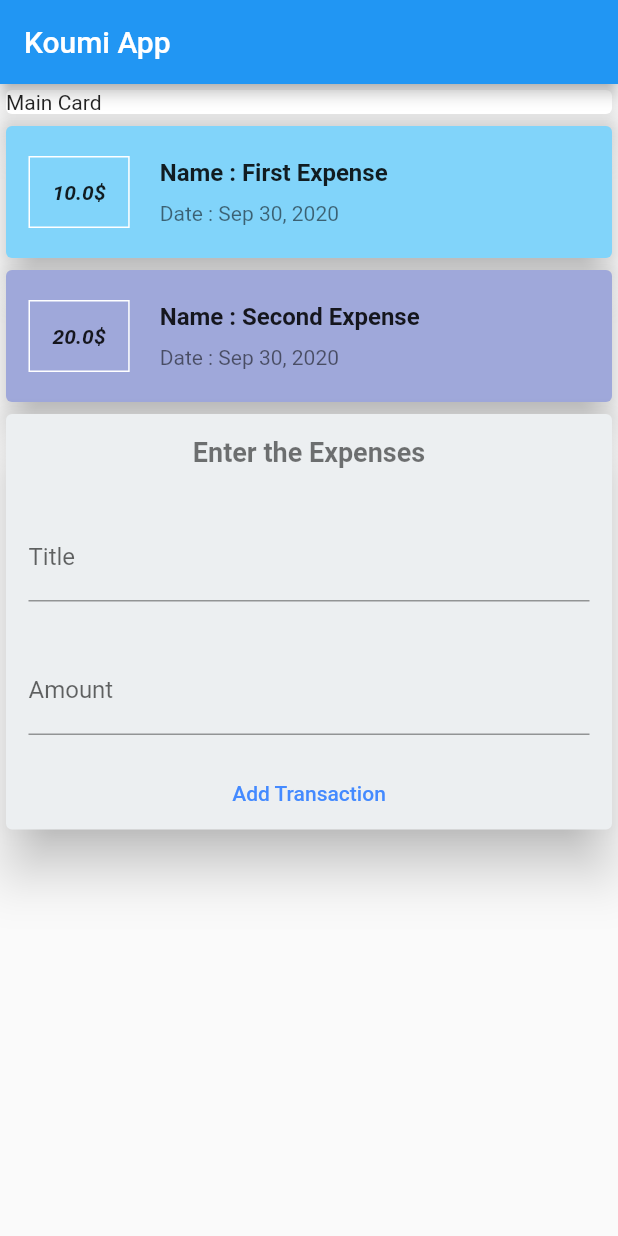
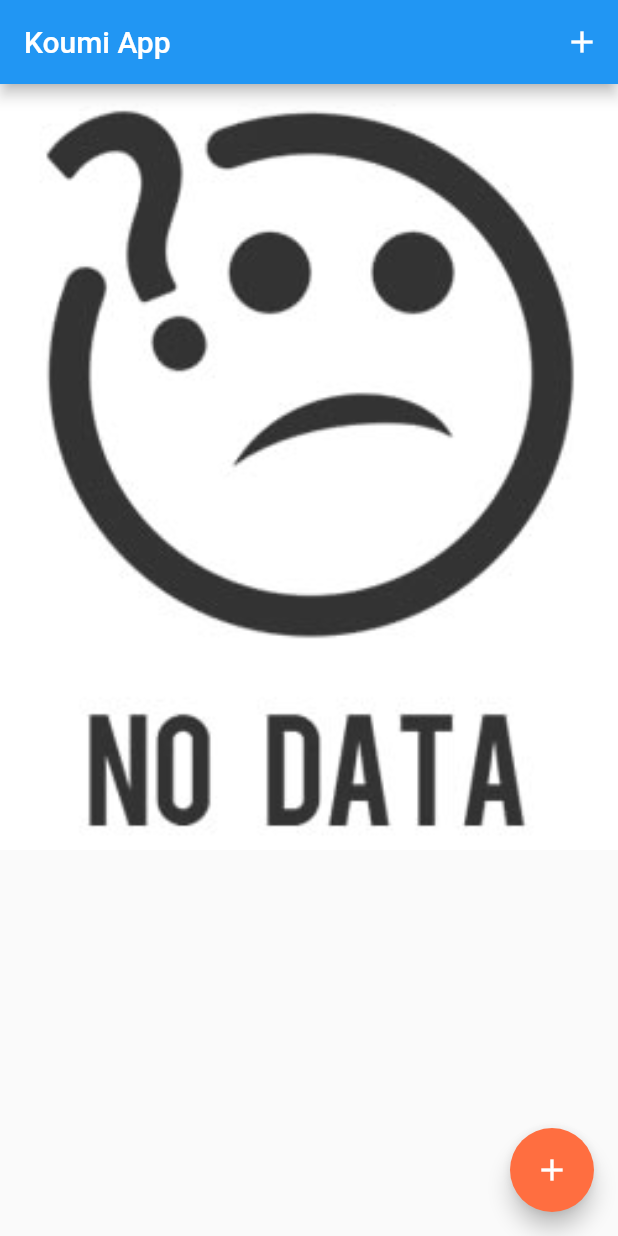
Before and after one commit to koumudi-panguluri/SimpleApp, a Flutter app: the screen it shows after launch, on a phone screen of 412 x 824 dp. Run offline on Flutter 3.47's test engine with Material 2 defaults, Android fonts, the phone set to English and light mode, and no system bars.

Commit message:
UI changes

```diff
--- a/simple_app/lib/main.dart
+++ b/simple_app/lib/main.dart
@@ -1,40 +1,105 @@
 import 'package:flutter/material.dart';
-import 'package:intl/intl.dart';
-import './transcation.dart';
+import 'package:simple_app/new_card_transaction.dart';
+import './models/transcation.dart';
+import './transaction_list.dart';
 
 void main() {
   runApp(MyApp());
 }
 
 class MyApp extends StatelessWidget {
-  final List<Transaction> transactions = [
-    Transaction(
-        title: 'First Expense',
-        id: 1,
-        price: 10,
+  @override
+  Widget build(BuildContext context) {
+    return MaterialApp(
+      title: "Koumi App",
+      home: MyHomeApp(),
+    );
+  }
+}
+
+class MyHomeApp extends StatefulWidget {
+  @override
+  _MyHomeAppState createState() => _MyHomeAppState();
+}
+
+class _MyHomeAppState extends State<MyHomeApp> {
+  // String titleInput;
+  // String amountInput;
+  static final List<int> colors = [
+    0xffED89B1,
+    0xffD96B6B,
+    0xffD96BBB,
+    0xff81D4FA,
+    0xff9FA8DA,
+  ];
+  int colorCount = 0;
+  final List<Transaction> _transactions = [
+    // Transaction(
+    //     title: 'First Expense',
+    //     id: 1,
+    //     price: 10,
+    //     currency: '\$',
+    //     date: DateTime.now(),
+    //     color: 0xff81D4FA),
+    // Transaction(
+    //     title: 'Second Expense',
+    //     id: 2,
+    //     price: 20,
+    //     currency: '\$',
+    //     date: DateTime.now(),
+    //     color: 0xff9FA8DA)
+  ];
+
+  void _addNewTransaction(String name, double amount) {
+    final newTx = Transaction(
+        title: name,
+        id: 3,
+        price: amount,
         currency: '\$',
         date: DateTime.now(),
-        color: 0xff81D4FA),
-    Transaction(
-        title: 'Second Expense',
-        id: 2,
-        price: 20,
-        currency: '\$',
-        date: DateTime.now(),
-        color: 0xff9FA8DA)
-  ];
-  // String titleInput;
-  // String amountInput;
-  final titleController = TextEditingController();
-  final amountController = TextEditingController();
+        color: colors[colorCount]);
+    setState(() {
+      _transactions.add(newTx);
+      colorCount++;
+      if (colorCount > 4) {
+        colorCount = 0;
+      }
+    });
+  }
+
+  void onAddCard(BuildContext ctx) {
+    showModalBottomSheet(
+        context: ctx,
+        builder: (builderCtx) {
+          return GestureDetector(
+            onTap: () {},
+            behavior: HitTestBehavior.opaque,
+            child: NewTransaction(_addNewTransaction),
+          );
+        });
+  }
 
   Widget build(BuildContext context) {
-    return MaterialApp(
-      home: Scaffold(
+    return Scaffold(
       appBar: AppBar(
         title: Text('Koumi App'),
+        actions: <Widget>[
+          IconButton(icon: Icon(Icons.add), onPressed: () => onAddCard(context))
+        ],
       ),
-        body: Column(
+      body: _transactions.isEmpty
+          ? Container(
+              child: Column(
+                  crossAxisAlignment: CrossAxisAlignment.stretch,
+                  children: [
+                    Image.asset(
+                      'assets/noData.jpg',
+                      fit: BoxFit.cover,
+                    )
+                  ]),
+            )
+          : SingleChildScrollView(
+              child: Column(
                   mainAxisAlignment: MainAxisAlignment.start,
                   crossAxisAlignment: CrossAxisAlignment.stretch,
                   children: [
@@ -44,91 +109,14 @@ class MyApp extends StatelessWidget {
                         elevation: 10,
                       ),
                     ),
-              Column(
-                  children: transactions.map((tx) {
-                return Card(
-                  child: Row(children: [
-                    Container(
-                      margin:
-                          EdgeInsets.symmetric(horizontal: 15, vertical: 20),
-                      decoration: BoxDecoration(
-                          border: Border.all(
-                              color: Colors.white, style: BorderStyle.solid)),
-                      child: Text(
-                        tx.price.toString() + tx.currency,
-                        style: TextStyle(
-                            fontStyle: FontStyle.italic,
-                            fontWeight: FontWeight.bold),
+                    //
+                    TransactionList(_transactions),
+                  ]),
             ),
-                      padding: EdgeInsets.all(15),
-                    ),
-                    Column(
-                      crossAxisAlignment: CrossAxisAlignment.start,
-                      children: [
-                        Container(
-                          padding: EdgeInsets.all(5),
-                          child: Text(
-                            'Name : ' + tx.title,
-                            style: TextStyle(
-                              fontSize: 16,
-                              fontWeight: FontWeight.bold,
-                            ),
-                          ),
-                        ),
-                        Container(
-                            padding: EdgeInsets.all(5),
-                            child: Text(
-                                'Date : ' + DateFormat.yMMMd().format(tx.date),
-                                style: TextStyle(color: Colors.black54))),
-                      ],
-                    )
-                  ]),
-                  elevation: 10,
-                  color: Color(tx.color),
-                );
-              }).toList()),
-              Card(
-                  color: Colors.blueGrey[50],
-                  elevation: 15,
-                  child: Column(
-                      crossAxisAlignment: CrossAxisAlignment.stretch,
-                      children: [
-                        Container(
-                            padding: EdgeInsets.all(15),
-                            child: Text(
-                              'Enter the Expenses',
-                              style: TextStyle(
-                                  fontSize: 18,
-                                  fontWeight: FontWeight.bold,
-                                  color: Colors.black54),
-                              textAlign: TextAlign.center,
-                            )),
-                        Container(
-                          padding: EdgeInsets.all(15),
-                          child: TextField(
-                            decoration: InputDecoration(labelText: 'Title'),
-                            controller: titleController,
-                          ),
-                        ),
-                        Container(
-                          padding: EdgeInsets.all(15),
-                          child: TextField(
-                            decoration: InputDecoration(labelText: 'Amount'),
-                            controller: amountController,
-                          ),
-                        ),
-                        Container(
-                            child: FlatButton(
-                                child: Text(
-                                  'Add Transaction',
-                                  style: TextStyle(color: Colors.blueAccent),
-                                ),
-                                onPressed: () {
-                                  print(titleController.text);
-                                  print(amountController.text);
-                                })),
-                      ])),
-            ]),
+      floatingActionButton: FloatingActionButton(
+        child: Icon(Icons.add),
+        onPressed: () => onAddCard(context),
+        backgroundColor: Colors.deepOrangeAccent[200],
       ),
     );
   }
--- a/simple_app/pubspec.yaml
+++ b/simple_app/pubspec.yaml
@@ -46,8 +46,8 @@ flutter:
   uses-material-design: true
 
   # To add assets to your application, add an assets section, like this:
-  # assets:
-  #   - images/a_dot_burr.jpeg
+  assets:
+    - assets/noData.jpg
   #   - images/a_dot_ham.jpeg
 
   # An image asset can refer to one or more resolution-specific "variants", see
```
Also changed, not shown: simple_app/lib/new_card_transaction.dart (added, +69 -0 lines), simple_app/lib/transaction_list.dart (added, +52 -0 lines), simple_app/assets/noData.jpg (added), simple_app/assets/no_data.jpg (added), simple_app/assets/nodata.png (added), simple_app/lib/models/transcation.dart (renamed from simple_app/lib/transcation.dart). Lines whose indentation alone changed are shown as unchanged.
